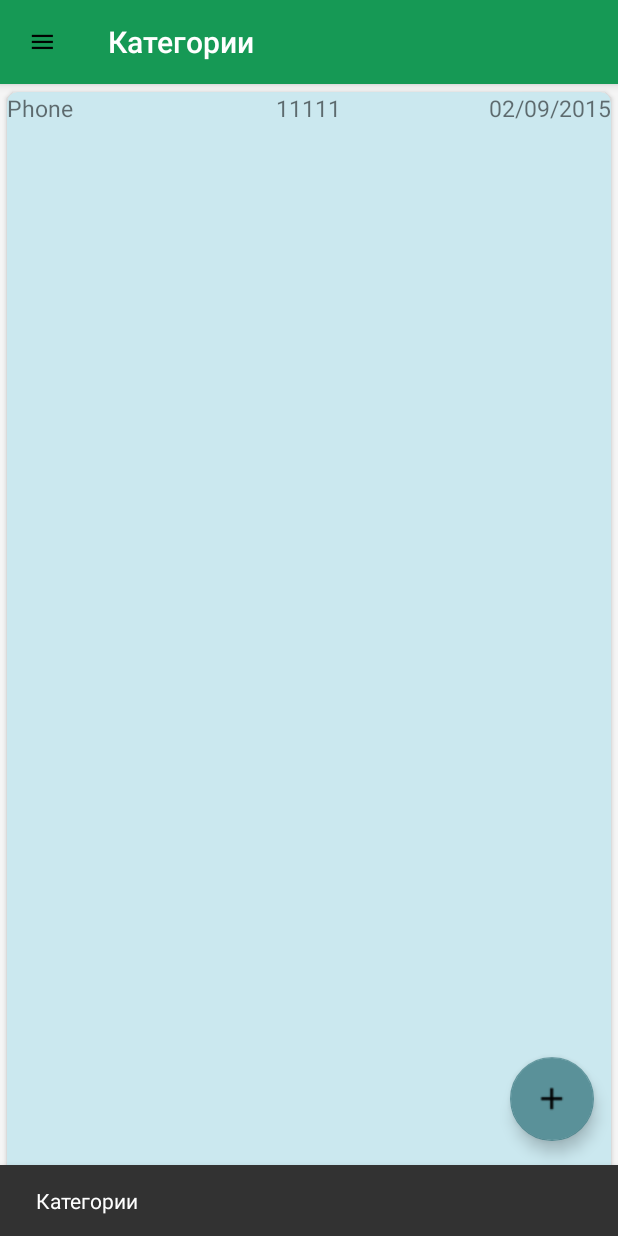
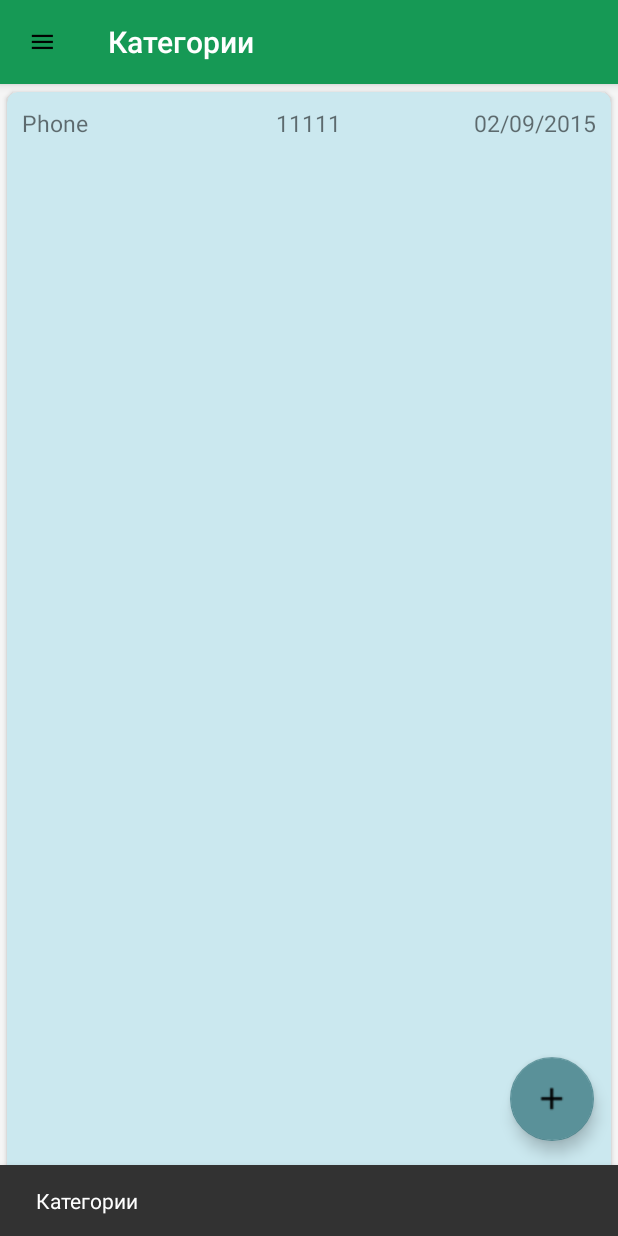
Before and after one commit to nixusUM/LoftBlogMoneyTracker, an Android app: the screen it shows after launch (MainActivity), in the side drawer, after a tap on "Категории", on a phone screen of 412 x 824 dp. Run offline under Robolectric (Android 15) with nearby library versions, the phone set to English and light mode, and no system bars.

```diff
--- a/app/src/main/res/layout/list_item.xml
+++ b/app/src/main/res/layout/list_item.xml
@@ -15,6 +15,7 @@
         android:layout_width="wrap_content"
         android:layout_height="wrap_content"
         android:text="@string/textName"
+        android:padding="@dimen/padding_field"
         android:textSize="@dimen/text_items"/>
     <TextView
         android:id="@+id/sum_text"
@@ -22,6 +23,7 @@
         android:layout_height="wrap_content"
         android:text="@string/sumName"
         android:textSize="@dimen/text_items"
+        android:padding="@dimen/padding_field"
         android:layout_alignParentTop="true"
         android:layout_centerHorizontal="true" />
     <TextView
@@ -30,6 +32,7 @@
         android:layout_height="wrap_content"
         android:layout_alignParentRight="true"
         android:text="@string/itemTime"
+        android:padding="@dimen/padding_field"
         android:textSize="@dimen/text_items"/>
     </RelativeLayout>
 </android.support.v7.widget.CardView>
--- a/app/src/main/res/values/dimens.xml
+++ b/app/src/main/res/values/dimens.xml
@@ -13,4 +13,5 @@
     <dimen name="margintop_txt">5dp</dimen>
     <dimen name="text_size">14dp</dimen>
     <dimen name="ava_size">70dp</dimen>
+    <dimen name="padding_field">10dp</dimen>
 </resources>
```
